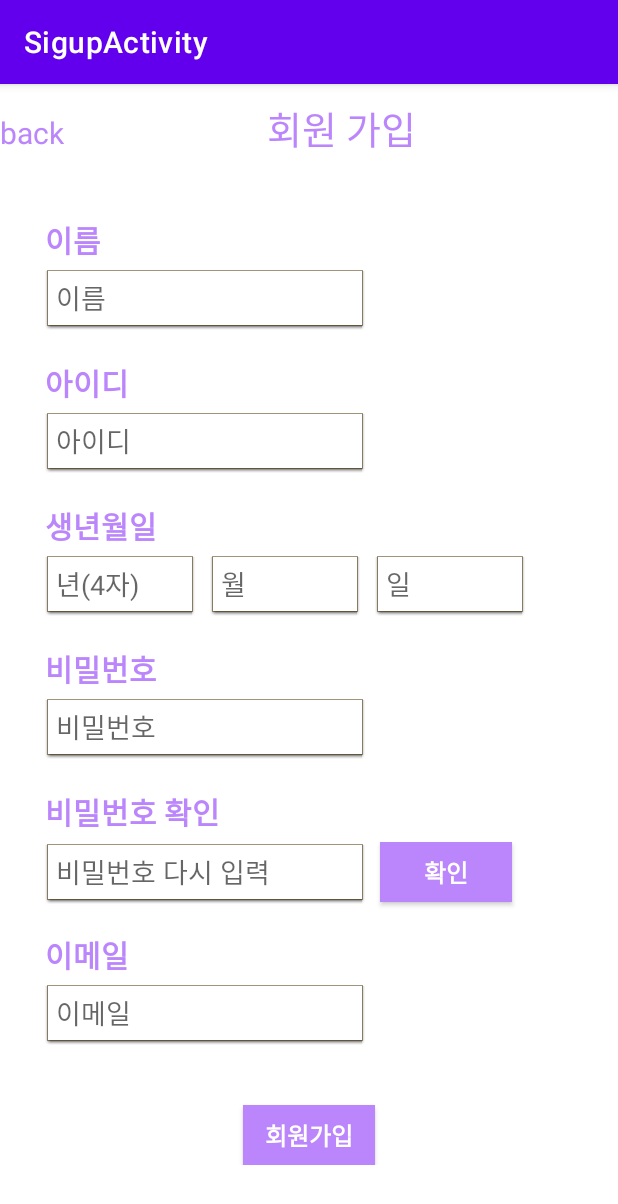
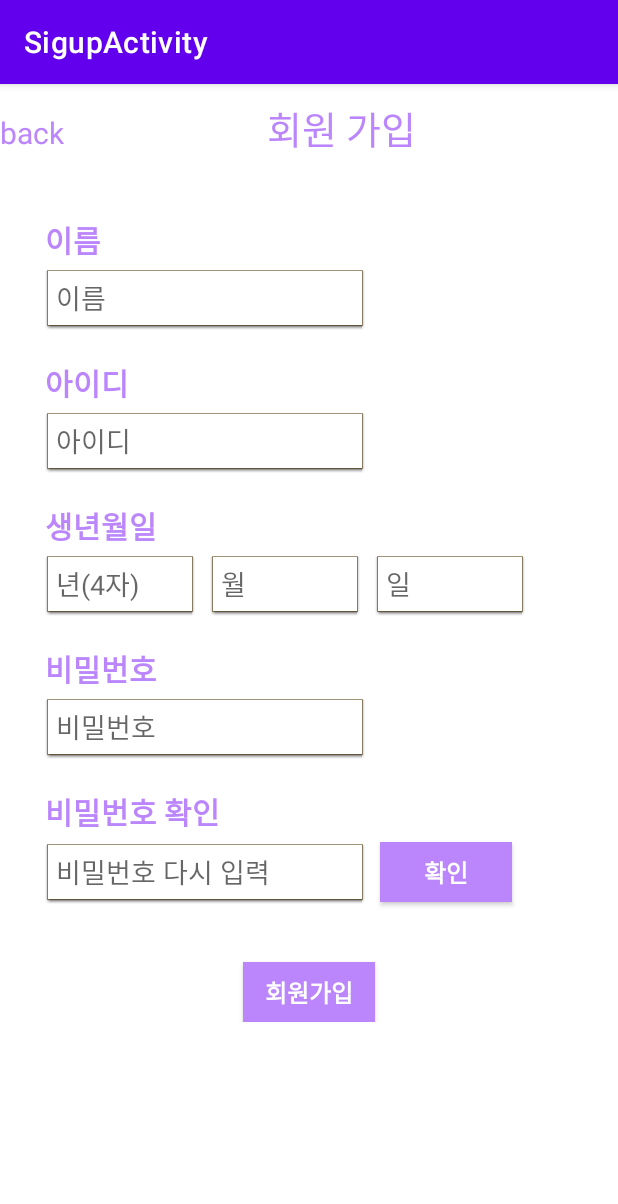
Before and after one commit to minkyungheo/Edutainment_1, an Android app: the SigupActivity screen opened directly, with no data from a screen before it, on a phone screen of 412 x 824 dp. Shown: the top 1204 px of the screen. Run offline under Robolectric (Android 15) with nearby library versions, the phone set to English and light mode, and no system bars.

Commit message:
first commit to connect whit Github

```diff
--- a/app/src/main/java/org/koreait/edutainment/SigupActivity.java
+++ b/app/src/main/java/org/koreait/edutainment/SigupActivity.java
@@ -27,7 +27,6 @@ public class SigupActivity extends AppCompatActivity {
         id=findViewById(R.id.signID);
         pw=findViewById(R.id.signPW);
         pw2=findViewById(R.id.signPW2);
-        email=findViewById(R.id.signmail);
         birthyear=findViewById(R.id.signBirth);
         birthdate=findViewById(R.id.signBirth2);
         birthday=findViewById(R.id.signBirth3);
--- a/app/src/main/res/layout/activity_sigup.xml
+++ b/app/src/main/res/layout/activity_sigup.xml
@@ -144,7 +144,6 @@
                         android:inputType="textPersonName"
                         android:text="" />
                 </LinearLayout>
-
                 <TextView
                     android:id="@+id/signPWtext"
                     android:layout_width="match_parent"
@@ -154,7 +153,6 @@
                     android:textColor="@color/purple_200"
                     android:textSize="20dp"
                     android:textStyle="bold" />
-
 
                 <EditText
                     android:id="@+id/signPW"
@@ -205,26 +203,11 @@
                         android:textStyle="bold" />
                 </LinearLayout>
 
-                <TextView
-                    android:id="@+id/signmailtext"
+
+                <LinearLayout
                     android:layout_width="match_parent"
                     android:layout_height="wrap_content"
-                    android:layout_marginBottom="5dp"
-                    android:text="이메일"
-                    android:textColor="@color/purple_200"
-                    android:textSize="20dp"
-                    android:textStyle="bold" />
-
-                <EditText
-                    android:id="@+id/signmail"
-                    android:layout_width="wrap_content"
-                    android:layout_height="40dp"
-                    android:layout_marginBottom="20dp"
-                    android:background="@android:drawable/editbox_dropdown_light_frame"
-                    android:ems="10"
-                    android:hint=" 이메일"
-                    android:inputType="textPersonName"
-                    android:text="" />
+                    android:orientation="horizontal" />
 
                 <androidx.appcompat.widget.AppCompatButton
                     android:id="@+id/signupbutton"
```
Also changed, not shown: app/src/main/AndroidManifest.xml (+14 -4 lines), app/src/main/res/drawable/panda_3334356_1280.jpg (added).
